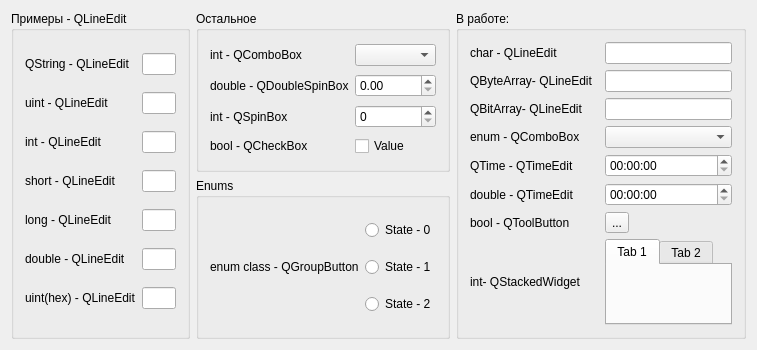
Greadimar/SettingsBinder, file mainwidget.ui: the form before one commit.
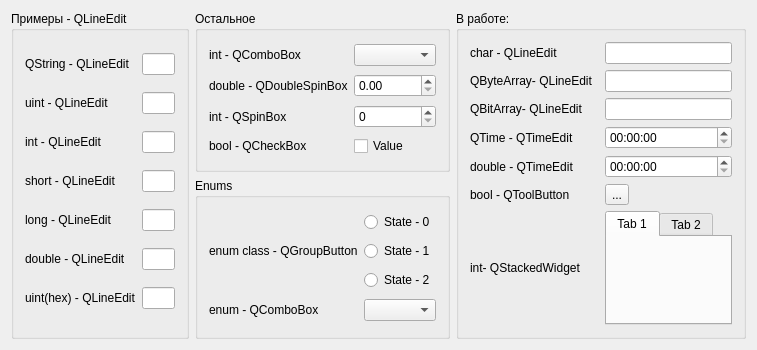
The form after the commit.

```diff
--- a/mainwidget.ui
+++ b/mainwidget.ui
@@ -80,6 +80,16 @@
         </property>
        </widget>
       </item>
+      <item row="4" column="1">
+       <widget class="QComboBox" name="cbEnum"/>
+      </item>
+      <item row="1" column="0">
+       <widget class="QLabel" name="label_15">
+        <property name="text">
+         <string>enum class - QGroupButton</string>
+        </property>
+       </widget>
+      </item>
       <item row="0" column="1">
        <widget class="QRadioButton" name="radioButton">
         <property name="text">
@@ -94,10 +104,10 @@
         </property>
        </widget>
       </item>
-      <item row="1" column="0">
-       <widget class="QLabel" name="label_15">
+      <item row="4" column="0">
+       <widget class="QLabel" name="label_12">
         <property name="text">
-         <string>enum class - QGroupButton</string>
+         <string>enum - QComboBox</string>
         </property>
        </widget>
       </item>
@@ -209,13 +219,6 @@
         </property>
        </widget>
       </item>
-      <item row="3" column="0" colspan="2">
-       <widget class="QLabel" name="label_12">
-        <property name="text">
-         <string>enum - QComboBox</string>
-        </property>
-       </widget>
-      </item>
       <item row="5" column="2">
        <widget class="QTimeEdit" name="timeEdit_2"/>
       </item>
@@ -257,9 +260,6 @@
         </widget>
        </widget>
       </item>
-      <item row="3" column="2">
-       <widget class="QComboBox" name="comboBox_2"/>
-      </item>
       <item row="6" column="2">
        <widget class="QToolButton" name="toolButton">
         <property name="text">
```
Left out of the diff: 40 changed lines with no effect on the pictures.
